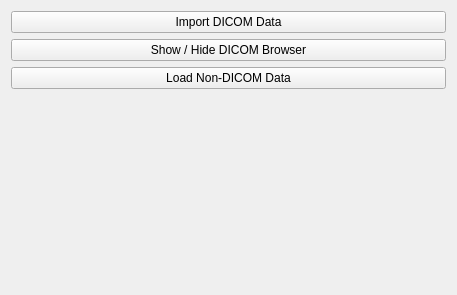
This is Patients/Resources/UI/Patients.ui in NousNav/SlicerOpenNav as Qt 5 draws it before an edit. The edited form follows.
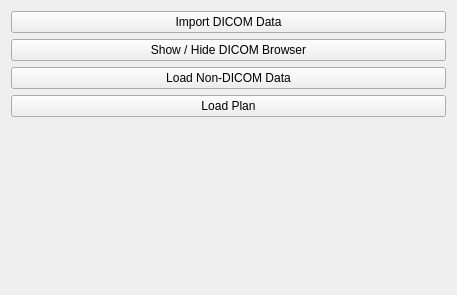
This is the edited form. Custom widgets are drawn as their Qt base class.

Commit message:
ENH: Add load/save plan buttons
Plan is saved as an .mrb using slicer.util.saveScene(); loaded with slicer.util.loadScene()

"Load Plan" added to Patients module

"Save Plan" added to Planning/Landmarks step (last step before registration)

Diff of the .ui file:
```diff
--- a/Patients/Resources/UI/Patients.ui
+++ b/Patients/Resources/UI/Patients.ui
@@ -35,6 +35,13 @@
      </property>
     </widget>
    </item>
+   <item>
+    <widget class="QPushButton" name="loadPlanButton">
+     <property name="text">
+      <string>Load Plan</string>
+     </property>
+    </widget>
+   </item>
    <item>
     <spacer name="verticalSpacer">
      <property name="orientation">
```
The commit also changes 3 other files.
